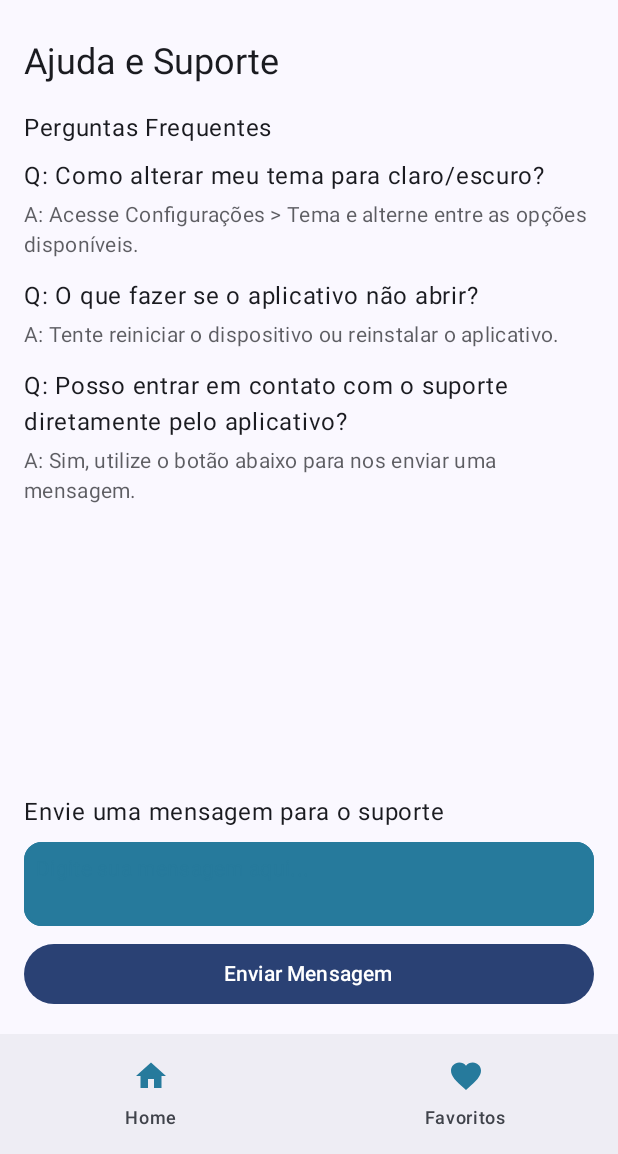
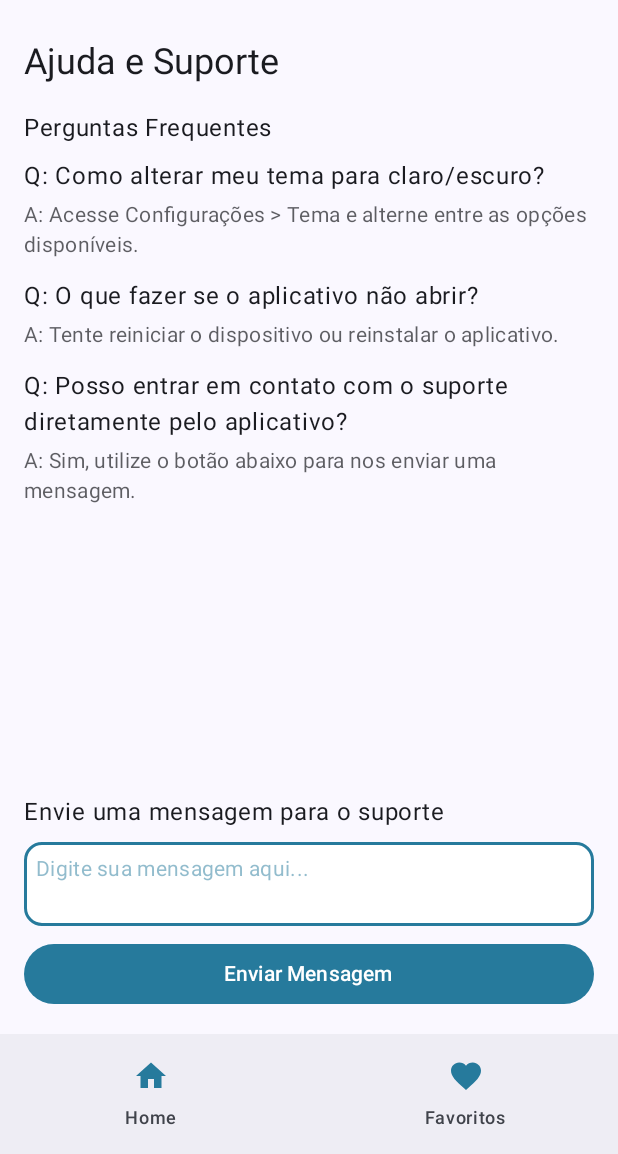
Before and after one commit to VictorCR18/Alivia, an Android app built with Jetpack Compose: the HelpAndSupportScreen screen opened through its navigation route, on a phone screen of 412 x 824 dp, the part 82-1236 px from its top. Run offline under Robolectric (Android 15) with nearby library versions, the light colour scheme and no system bars; our stand-ins replace accompanist.

Commit message:
ajustando ajuda e suporte

```diff
--- a/app/src/main/java/com/example/alivia/ui/screens/HelpAndSupportScreen.kt
+++ b/app/src/main/java/com/example/alivia/ui/screens/HelpAndSupportScreen.kt
@@ -13,6 +13,7 @@ import androidx.compose.foundation.layout.padding
 import androidx.compose.foundation.lazy.LazyColumn
 import androidx.compose.foundation.text.BasicTextField
 import androidx.compose.material3.Button
+import androidx.compose.material3.ButtonDefaults
 import androidx.compose.material3.MaterialTheme
 import androidx.compose.material3.Text
 import androidx.compose.runtime.Composable
@@ -78,7 +79,7 @@ fun HelpAndSupportScreen(navController: NavHostController) {
                 .fillMaxWidth()
                 .height(56.dp)
                 .background(
-                    color = Color(0xFF267A9C),
+                    color = Color.White,
                     shape = MaterialTheme.shapes.medium // Bordas arredondadas
                 )
                 .border(
@@ -114,8 +115,11 @@ fun HelpAndSupportScreen(navController: NavHostController) {
                 confirmationMessage = "Mensagem enviada: $message"
                 message = ""
             },
-            modifier = Modifier.fillMaxWidth()
-        ) {
+            modifier = Modifier.fillMaxWidth(),
+            colors = ButtonDefaults.buttonColors(
+                containerColor = Color(0xFF267A9C),
+                contentColor = Color.White
+            )        ) {
             Text(text = "Enviar Mensagem")
         }
 
```
